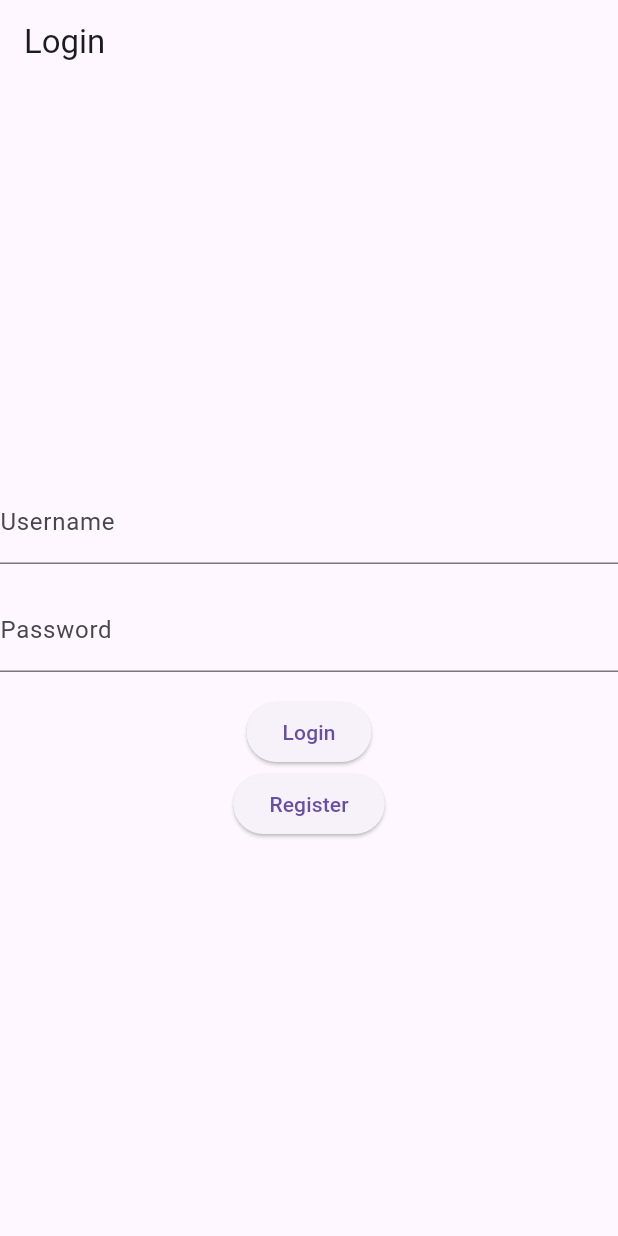
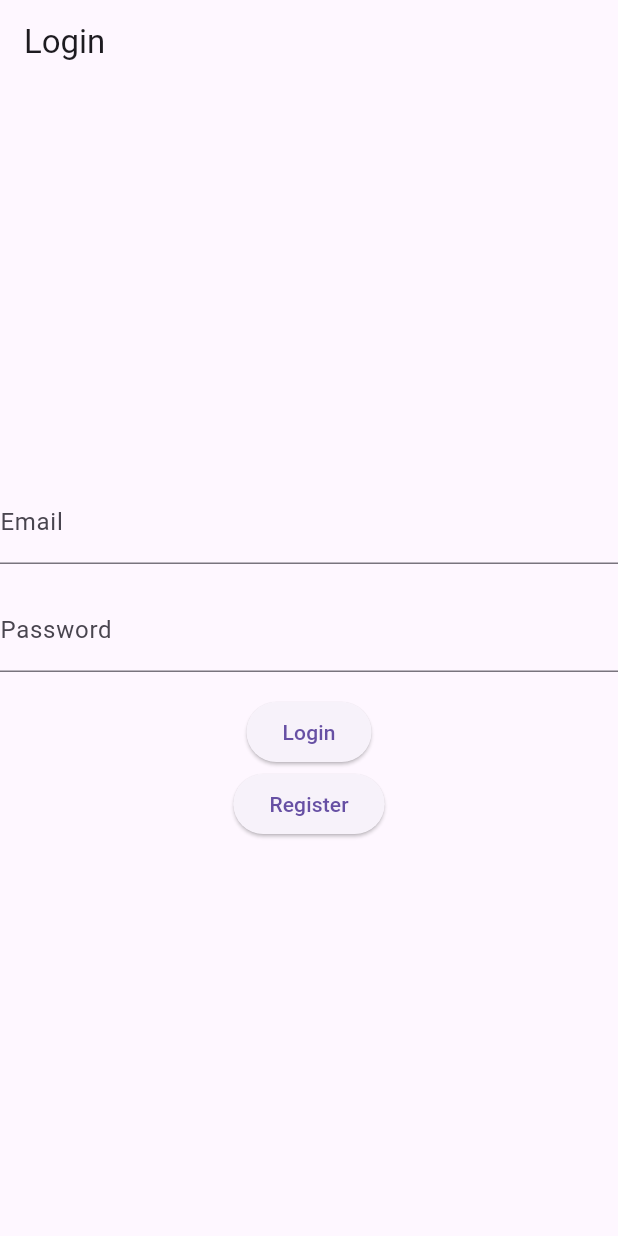
Before and after one commit to mtech-batch-31/shiok-jobs-mobile, a Flutter app: the screen it shows after launch, on a phone screen of 412 x 824 dp. Run offline on Flutter 3.47's test engine with Material 3 defaults, Android fonts, the phone set to English and light mode, and no system bars; our stand-ins replace flutter_dotenv, otp_text_field, rxdart.

Commit message:
fix: user to email

```diff
--- a/lib/Bloc/login_bloc.dart
+++ b/lib/Bloc/login_bloc.dart
@@ -11,21 +11,21 @@ class LoginBloc {
   final _loginController = StreamController<ApiResponse<LoginResponse>>();
   final _loginRepository = LoginRepository();
 
-  Stream<String> get user => _userController.stream.transform(validateUser);
+  Stream<String> get email => _userController.stream.transform(validateUser);
   Stream<String> get password =>
       _passwordController.stream.transform(validatePassword);
   Stream<ApiResponse<LoginResponse>> get login => _loginController.stream;
 
   Stream<bool> get submitValid =>
-      Rx.combineLatest2(user, password, (a, b) => true);
+      Rx.combineLatest2(email, password, (a, b) => true);
 
   Function(String) get changeUser => _userController.sink.add;
   Function(String) get changePassword => _passwordController.sink.add;
 
   final validateUser =
-      StreamTransformer<String, String>.fromHandlers(handleData: (user, sink) {
-    if (user.length > 3) {
-      sink.add(user);
+      StreamTransformer<String, String>.fromHandlers(handleData: (email, sink) {
+    if (email.length > 3) {
+      sink.add(email);
     } else {
       sink.addError('Username must be at least 4 characters');
     }
@@ -41,11 +41,11 @@ class LoginBloc {
   });
 
   loginAuthenticate({
-    required String user,
+    required String email,
     required String password,
   }) {
-    debugPrint('user: $user, Password: $password');
-    _loginRepository.login(userName: user, password: password).then((response) {
+    debugPrint('email: $email, Password: $password');
+    _loginRepository.login(email: email, password: password).then((response) {
       _loginController.sink.add(ApiResponse.completed(response));
     }).catchError((error) {
       _loginController.sink.add(ApiResponse.error(error.toString()));
--- a/lib/Data/request/login_request.dart
+++ b/lib/Data/request/login_request.dart
@@ -1,15 +1,15 @@
 class LoginRequest {
-  final String? username;
+  final String? email;
   final String? password;
 
   LoginRequest({
-    this.username,
+    this.email,
     this.password,
   });
 
   toJson() {
     return {
-      'username': username,
+      'email': email,
       'password': password,
     };
   }
--- a/lib/Repository/login_repository.dart
+++ b/lib/Repository/login_repository.dart
@@ -8,10 +8,10 @@ class LoginRepository {
   final apiURL = dotenv.env['API_URL'];
 
   Future<LoginResponse> login(
-      {required String userName, required String password}) async {
+      {required String email, required String password}) async {
     final loginApiEndPoint = '$apiURL/auth/login';
     _networkClient.setHeaders({'Content-Type': 'application/json'});
-    final request = LoginRequest(username: userName, password: password);
+    final request = LoginRequest(email: email, password: password);
     final response = await _networkClient.post(
       loginApiEndPoint,
       body: request.toJson(),
--- a/lib/View/login_view.dart
+++ b/lib/View/login_view.dart
@@ -110,7 +110,7 @@ class _LoginPageState extends State<LoginPage> {
     return TextField(
         controller: userController,
         decoration: const InputDecoration(
-          labelText: 'Username',
+          labelText: 'Email',
         ));
   }
 
@@ -126,7 +126,7 @@ class _LoginPageState extends State<LoginPage> {
 
   void postLoginAPI() {
     _loginBloc.loginAuthenticate(
-      user: userController.text,
+      email: userController.text,
       password: passwordController.text,
     );
   }
```
Also changed, not shown: lib/Data/response/login_response.dart (+15 -14 lines).
